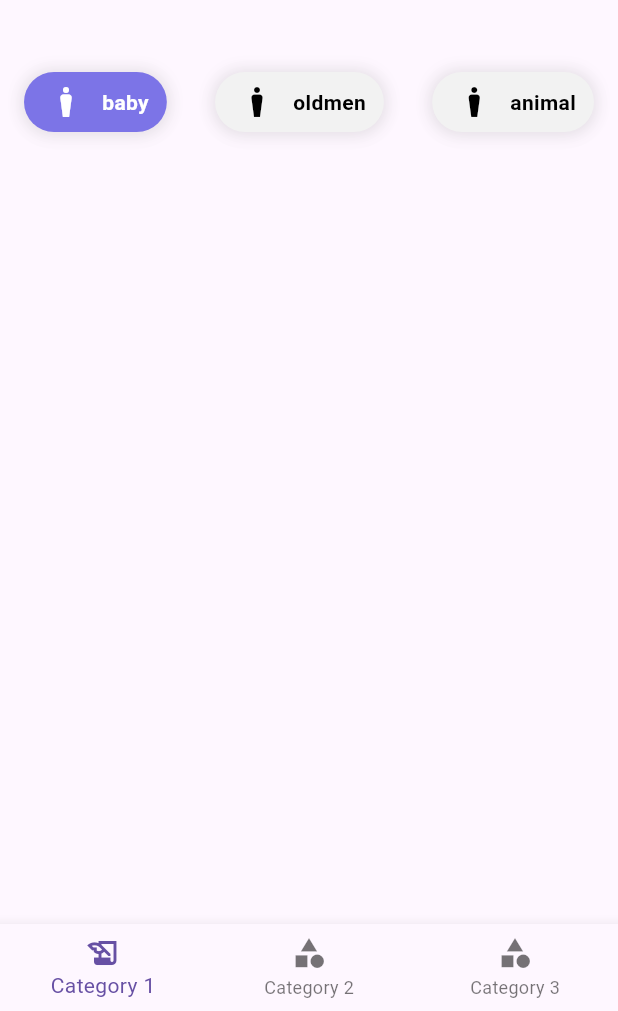
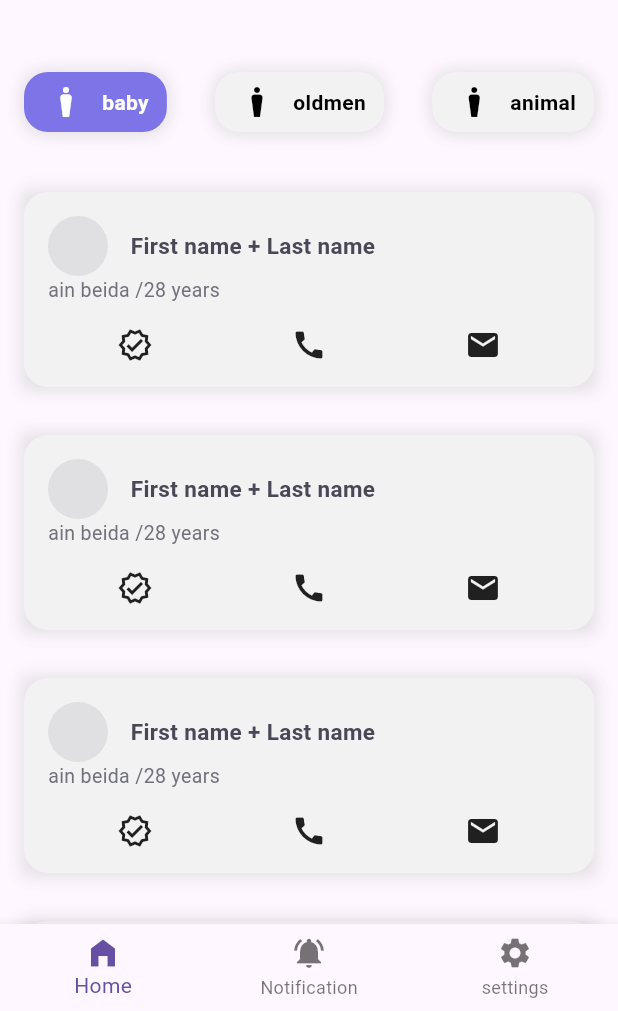
Before and after one commit to naeimDz/assistApp, a Flutter app: the screen it shows after launch, after a tap on "Register", on a phone screen of 412 x 824 dp, the part 225-1236 px from its top. Run offline on Flutter 3.47's test engine with Material 3 defaults, Android fonts, the phone set to English and light mode, and no system bars; our stand-ins replace cloud_firestore, easy_localization, firebase_auth, firebase_core, firebase_storage; accounts and stored records are empty; Roboto replaces fonts that are missing (Dubai).

Commit message:
assistant card ui

```diff
--- a/lib/models/user.dart
+++ b/lib/models/user.dart
@@ -3,11 +3,12 @@ class User {
   final String email;
   final String name;
   final String phoneNumber;
+  final String? imageUrl = "";
 
-  User({
-    required this.uid,
-    required this.email,
-    required this.name,
-    required this.phoneNumber,
-  });
+  User(
+      {required this.uid,
+      required this.email,
+      required this.name,
+      required this.phoneNumber,
+      imageUrl = ""});
 }
--- a/lib/utils/constants/app_colors.dart
+++ b/lib/utils/constants/app_colors.dart
@@ -5,27 +5,20 @@ class AppColors {
   /// Primary Color of this App
   static const Color primary = Color.fromARGB(252, 123, 115, 231);
   static const Color secondary = Color(0xFF00868C);
+
+  ///text color
   static const Color whiteText = Color.fromARGB(252, 251, 247, 255);
   static const Color blackText = Color.fromARGB(252, 72, 69, 84);
   static const Color greyedTextColor = Color(0xFF71717C);
-  static const Color darkColor = Color(0xFF191720);
-  static const Color borderColor = Color(0xFF585761);
+
   // Others Color
-  static const Color ascaffoldBackground = Color.fromRGBO(238, 237, 242, 1);
-  static const Color scaffoldBackground = Color(0xff00868c);
-  //static const Color scaffoldBackground = Color.fromRGBO(244, 246, 253, 1);
+  static const Color scaffoldBackground = Color.fromRGBO(238, 237, 242, 1);
   static const Color cardColor = Color(0xFFF2F2F2);
   static const Color placeholder = Color.fromRGBO(224, 223, 226, 1);
   static const Color separator = Color(0xFFFAFAFA);
+  static const Color borderColor = Color(0xFF585761);
 
   // Dark
   static const Color scaffoldBackgrounDark = Color(0xFF1F2935);
   static const Color cardColorDark = Color(0xFF19212C);
-
-  //testing color
-  static const Color colorGeneric = Color(0xFFFF997A);
-  static const Color colorMatching = Color(0xFF00868C);
-  static const Color colorClassy = Color(0xFFA50321);
-  static const Color colorSquach = Color(0xFFB77300);
-  static const Color colorGold = Color.fromRGBO(186, 163, 86, 1);
 }
--- a/lib/utils/constants/sizedbox_const.dart
+++ b/lib/utils/constants/sizedbox_const.dart
@@ -4,12 +4,12 @@ class AppSizedBox {
   // Width
   static const w5 = SizedBox(width: 5);
   static const w10 = SizedBox(width: 10);
+  static const w20 = SizedBox(width: 20);
   static const w15 = SizedBox(width: 15);
-  static const w16 = SizedBox(width: 16);
 
   // Height
   static const h10 = SizedBox(height: 10);
   static const h15 = SizedBox(height: 15);
-  static const h16 = SizedBox(height: 16);
+  static const h20 = SizedBox(height: 20);
   static const h5 = SizedBox(height: 5);
 }
--- a/lib/utils/themes/theme_constants.dart
+++ b/lib/utils/themes/theme_constants.dart
@@ -12,7 +12,7 @@ class AppTheme {
       textTheme: ThemeData.light()
           .textTheme
           .apply(fontFamily: AppTextStyles.fontFamily),
-      scaffoldBackgroundColor: AppColors.ascaffoldBackground,
+      scaffoldBackgroundColor: AppColors.scaffoldBackground,
       cardColor: AppColors.cardColor,
       canvasColor: AppColors.cardColor,
       listTileTheme: const ListTileThemeData(
@@ -50,7 +50,7 @@ class AppTheme {
         floatingLabelBehavior: FloatingLabelBehavior.never,
       ),
       appBarTheme: const AppBarTheme(
-          backgroundColor: AppColors.ascaffoldBackground,
+          backgroundColor: AppColors.scaffoldBackground,
           elevation: 0,
           systemOverlayStyle: SystemUiOverlayStyle(
             statusBarBrightness: Brightness.light,
--- a/lib/views/home/home_screen.dart
+++ b/lib/views/home/home_screen.dart
@@ -43,18 +43,18 @@ class _HomeScreenState extends State<HomeScreen> {
         ),
         body: HeaderHome(),
         bottomNavigationBar: BottomNavigationBar(
-          items: [
+          items: const [
             BottomNavigationBarItem(
-              icon: Icon(Icons.history_edu),
-              label: 'Category 1',
+              icon: Icon(Icons.home_filled),
+              label: 'Home',
             ),
             BottomNavigationBarItem(
-              icon: Icon(Icons.category),
-              label: 'Category 2',
+              icon: Icon(Icons.notifications_active),
+              label: 'Notification',
             ),
             BottomNavigationBarItem(
-              icon: Icon(Icons.category),
-              label: 'Category 3',
+              icon: Icon(Icons.settings),
+              label: 'settings',
             ),
           ],
           currentIndex: _selectedIndex,
--- /dev/null
+++ b/lib/views/home/widgets/assistant_card.dart
@@ -0,0 +1,64 @@
+import 'package:assistantsapp/utils/constants/app_colors.dart';
+import 'package:assistantsapp/utils/constants/app_defaults.dart';
+import 'package:assistantsapp/utils/constants/sizedbox_const.dart';
+import 'package:flutter/material.dart';
+
+class AssistantCard extends StatelessWidget {
+  const AssistantCard({super.key});
+
+  @override
+  Widget build(BuildContext context) {
+    return Container(
+      margin: const EdgeInsets.all(AppDefaults.margin),
+      decoration: BoxDecoration(
+        boxShadow: AppDefaults.boxShadow,
+      ),
+      child: Container(
+        height: 130,
+        padding: const EdgeInsets.all(AppDefaults.padding),
+        decoration: BoxDecoration(
+            color: AppColors.cardColor, borderRadius: AppDefaults.borderRadius),
+        child: const Column(
+          crossAxisAlignment: CrossAxisAlignment.start,
+          children: [
+            Row(
+              children: [
+                CircleAvatar(
+                  backgroundColor: AppColors.placeholder,
+                ),
+                AppSizedBox.w15,
+                Text(
+                  "First name + Last name",
+                  style: TextStyle(
+                    color: AppColors.blackText,
+                    fontSize: 15,
+                    fontWeight: FontWeight.w700,
+                  ),
+                ),
+                Spacer(),
+              ],
+            ),
+            Spacer(),
+            Text(
+              "ain beida /28 years",
+              style: TextStyle(
+                color: AppColors.greyedTextColor,
+                fontSize: 13,
+                fontWeight: FontWeight.w400,
+              ),
+            ),
+            AppSizedBox.h15,
+            Row(
+              mainAxisAlignment: MainAxisAlignment.spaceAround,
+              children: [
+                Icon(Icons.verified_outlined),
+                Icon(Icons.call),
+                Icon(Icons.email),
+              ],
+            )
+          ],
+        ),
+      ),
+    );
+  }
+}
--- a/lib/views/home/widgets/header.dart
+++ b/lib/views/home/widgets/header.dart
@@ -1,5 +1,7 @@
 import 'package:assistantsapp/utils/constants/app_colors.dart';
+import 'package:assistantsapp/views/home/widgets/assistant_card.dart';
 import 'package:flutter/material.dart';
+import '../../../models/user.dart';
 import '../../../utils/constants/app_defaults.dart';
 import '../../../utils/constants/app_text_styles.dart';
 
@@ -13,6 +15,24 @@ class HeaderHome extends StatefulWidget {
 class _HeaderHomeState extends State<HeaderHome> {
   List<bool> optionSelected = [true, false, false];
 
+// Example list of users
+  List<User> userList = [
+    User(
+      uid: '1',
+      email: 'user1@example.com',
+      name: 'User 1',
+      phoneNumber: '1234567890',
+    ),
+    User(
+      uid: '2',
+      email: 'user2@example.com',
+      name: 'User 2',
+      phoneNumber: '0987654321',
+      imageUrl: 'https://example.com/user2.jpg',
+    ),
+    // Add more users as needed
+  ];
+
   Widget option(String text, int index) {
     return GestureDetector(
       onTap: () {
@@ -25,19 +45,20 @@ class _HeaderHomeState extends State<HeaderHome> {
         decoration: BoxDecoration(
           color:
               optionSelected[index] ? AppColors.primary : AppColors.cardColor,
-            borderRadius: BorderRadius.all(
-              Radius.circular(20),
+          borderRadius: AppDefaults.borderRadius,
+          boxShadow: AppDefaults.boxShadow,
         ),
-            boxShadow: AppDefaults.boxShadow),
         padding: EdgeInsets.symmetric(horizontal: 12),
         child: Row(
           children: [
             SizedBox(
               height: 32,
               width: 32,
-                child: Icon(Icons.man_4_outlined,
-                    color:
-                        optionSelected[index] ? Colors.white : Colors.black)),
+              child: Icon(
+                Icons.man_4_outlined,
+                color: optionSelected[index] ? Colors.white : Colors.black,
+              ),
+            ),
             SizedBox(
               width: 8,
             ),
@@ -68,9 +89,8 @@ class _HeaderHomeState extends State<HeaderHome> {
               children: [
                 Padding(
                   padding: EdgeInsets.only(bottom: 8),
-                    //child: buildTextTitleVariation1("Hello,Naeim")),
-
-                    child: Text("hello, Naeim", style: AppTextStyles.h1)),
+                  child: Text("hello, Naeim", style: AppTextStyles.h1),
+                ),
                 Padding(
                   padding: EdgeInsets.only(bottom: 16),
                   child: Text(
@@ -93,6 +113,12 @@ class _HeaderHomeState extends State<HeaderHome> {
             ),
           ),
           SizedBox(height: 24),
+          AssistantCard(),
+          AssistantCard(),
+          AssistantCard(),
+          AssistantCard(),
+          AssistantCard(),
+          AssistantCard(),
         ],
       ),
     );
```
Lines whose indentation alone changed are shown as unchanged.
